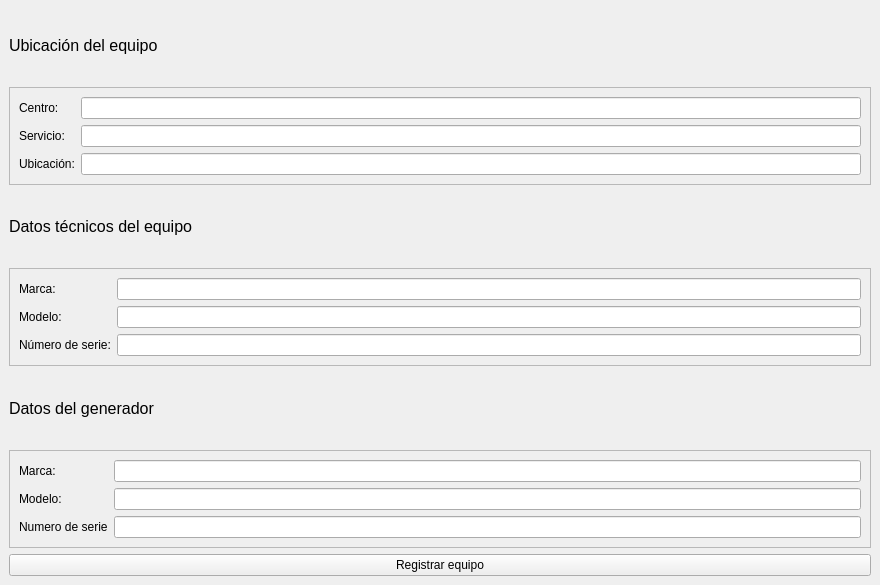
This is UI/equipmentRegistrationUI.ui in 18Orion/GestorDePacientesRadioterapia as Qt 5 draws it before an edit. The edited form follows.
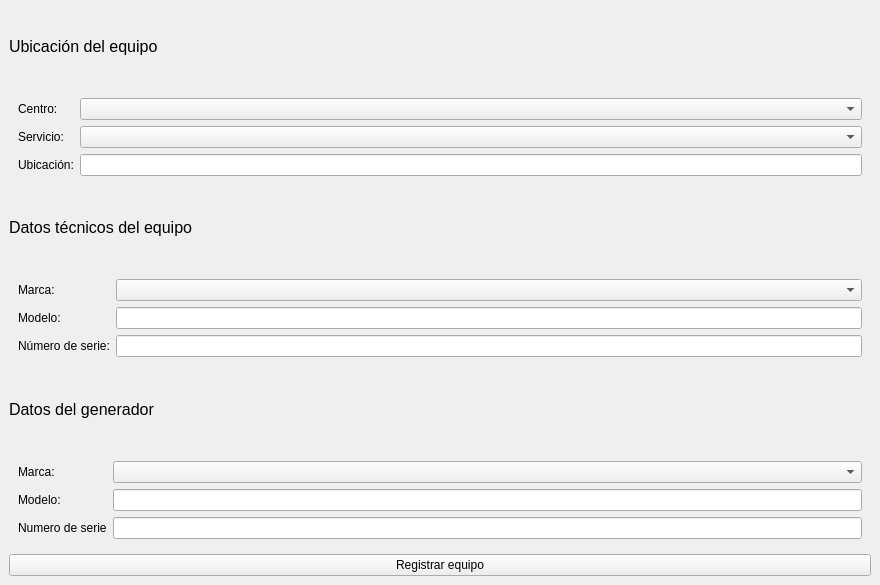
This is the edited form.

Commit message: More customization and equipment finished

```diff
--- a/UI/equipmentRegistrationUI.ui
+++ b/UI/equipmentRegistrationUI.ui
@@ -42,10 +42,7 @@
        </size>
       </property>
       <property name="frameShape">
-       <enum>QFrame::Shape::StyledPanel</enum>
-      </property>
-      <property name="frameShadow">
-       <enum>QFrame::Shadow::Raised</enum>
+       <enum>QFrame::NoFrame</enum>
       </property>
       <layout class="QFormLayout" name="formLayout">
        <item row="0" column="0">
@@ -55,9 +52,6 @@
          </property>
         </widget>
        </item>
-       <item row="0" column="1">
-        <widget class="QLineEdit" name="centreEdit"/>
-       </item>
        <item row="1" column="0">
         <widget class="QLabel" name="label_7">
          <property name="text">
@@ -65,9 +59,6 @@
          </property>
         </widget>
        </item>
-       <item row="1" column="1">
-        <widget class="QLineEdit" name="serviceEdit"/>
-       </item>
        <item row="2" column="0">
         <widget class="QLabel" name="label_4">
          <property name="text">
@@ -78,6 +69,12 @@
        <item row="2" column="1">
         <widget class="QLineEdit" name="locationEdit"/>
        </item>
+       <item row="0" column="1">
+        <widget class="QComboBox" name="centreComboBox"/>
+       </item>
+       <item row="1" column="1">
+        <widget class="QComboBox" name="serviceComboBox"/>
+       </item>
       </layout>
      </widget>
     </item>
@@ -102,10 +99,7 @@
        </size>
       </property>
       <property name="frameShape">
-       <enum>QFrame::Shape::StyledPanel</enum>
-      </property>
-      <property name="frameShadow">
-       <enum>QFrame::Shadow::Raised</enum>
+       <enum>QFrame::NoFrame</enum>
       </property>
       <layout class="QFormLayout" name="formLayout_3">
        <item row="0" column="0">
@@ -115,9 +109,6 @@
          </property>
         </widget>
        </item>
-       <item row="0" column="1">
-        <widget class="QLineEdit" name="brandEdit"/>
-       </item>
        <item row="1" column="0">
         <widget class="QLabel" name="label_2">
          <property name="text">
@@ -125,9 +116,6 @@
          </property>
         </widget>
        </item>
-       <item row="1" column="1">
-        <widget class="QLineEdit" name="modelEdit"/>
-       </item>
        <item row="2" column="0">
         <widget class="QLabel" name="label_3">
          <property name="text">
@@ -138,6 +126,12 @@
        <item row="2" column="1">
         <widget class="QLineEdit" name="serialNumberEdit"/>
        </item>
+       <item row="0" column="1">
+        <widget class="QComboBox" name="brandComboBox"/>
+       </item>
+       <item row="1" column="1">
+        <widget class="QLineEdit" name="modelLineEdit"/>
+       </item>
       </layout>
      </widget>
     </item>
@@ -162,10 +156,7 @@
        </size>
       </property>
       <property name="frameShape">
-       <enum>QFrame::Shape::StyledPanel</enum>
-      </property>
-      <property name="frameShadow">
-       <enum>QFrame::Shadow::Raised</enum>
+       <enum>QFrame::NoFrame</enum>
       </property>
       <layout class="QFormLayout" name="formLayout_4">
        <item row="0" column="0">
@@ -176,7 +167,7 @@
         </widget>
        </item>
        <item row="0" column="1">
-        <widget class="QLineEdit" name="generatorBrandEdit"/>
+        <widget class="QComboBox" name="generatorBrandComboBox"/>
        </item>
        <item row="1" column="0">
         <widget class="QLabel" name="label_10">
@@ -185,9 +176,6 @@
          </property>
         </widget>
        </item>
-       <item row="1" column="1">
-        <widget class="QLineEdit" name="generatorModelEdit"/>
-       </item>
        <item row="2" column="0">
         <widget class="QLabel" name="label_11">
          <property name="text">
@@ -198,6 +186,9 @@
        <item row="2" column="1">
         <widget class="QLineEdit" name="generatorSerialNumberEdit"/>
        </item>
+       <item row="1" column="1">
+        <widget class="QLineEdit" name="generatorModelLineEdit"/>
+       </item>
       </layout>
      </widget>
     </item>
```
The commit also changes 8 other files.
